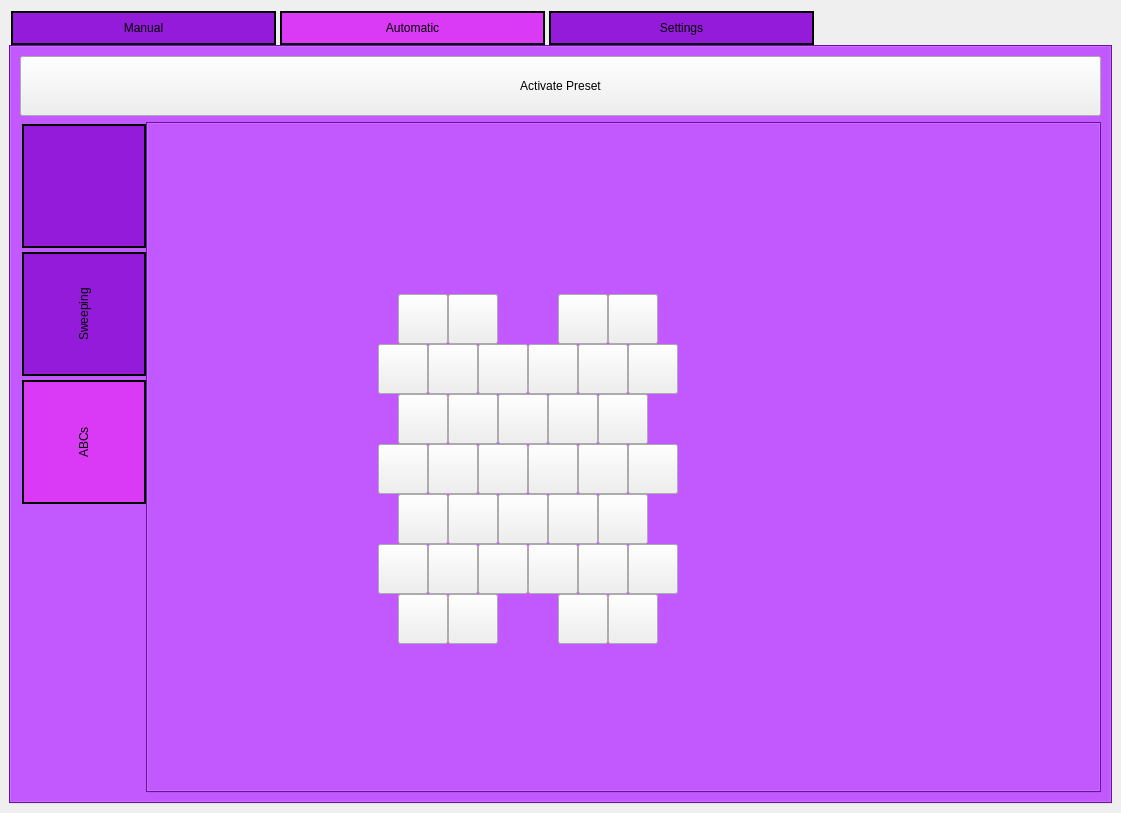
Old version of the form GUI/vr_gui_layout.ui in the repository rschloen/haptic_vr.
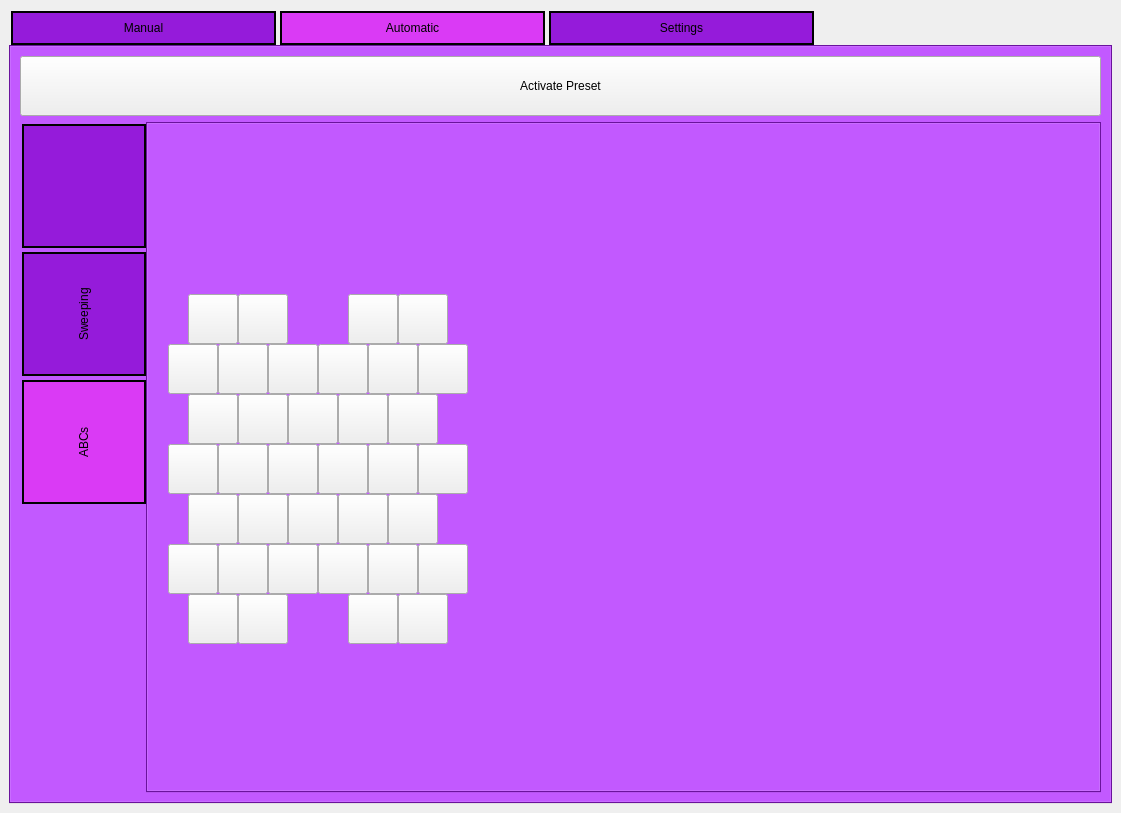
New version of the form. The open tabs and pages were chosen to show the change. Icons and pictures are not drawn.

Commit message:
Fixed serial port finding issue
Will now automatically find and set serial port for current nfc board
(CP2102 USB to UART Bridge Controller)

```diff
--- a/GUI/vr_gui_layout.ui
+++ b/GUI/vr_gui_layout.ui
@@ -1002,26 +1002,10 @@
              <attribute name="title">
               <string>ABCs</string>
              </attribute>
-             <widget class="QPushButton" name="Act18">
-              <property name="geometry">
-               <rect>
-                <x>330</x>
-                <y>320</y>
-                <width>50</width>
-                <height>50</height>
-               </rect>
-              </property>
-              <property name="text">
-               <string/>
-              </property>
-              <property name="checkable">
-               <bool>true</bool>
-              </property>
-             </widget>
              <widget class="QPushButton" name="Act10">
               <property name="geometry">
                <rect>
-                <x>480</x>
+                <x>270</x>
                 <y>220</y>
                 <width>50</width>
                 <height>50</height>
@@ -1040,8 +1024,8 @@
              <widget class="QPushButton" name="Act5">
               <property name="geometry">
                <rect>
-                <x>230</x>
-                <y>220</y>
+                <x>270</x>
+                <y>420</y>
                 <width>50</width>
                 <height>50</height>
                </rect>
@@ -1056,7 +1040,7 @@
              <widget class="QPushButton" name="Act11">
               <property name="geometry">
                <rect>
-                <x>250</x>
+                <x>90</x>
                 <y>270</y>
                 <width>50</width>
                 <height>50</height>
@@ -1072,7 +1056,7 @@
              <widget class="QPushButton" name="Act31">
               <property name="geometry">
                <rect>
-                <x>430</x>
+                <x>120</x>
                 <y>420</y>
                 <width>50</width>
                 <height>50</height>
@@ -1088,55 +1072,7 @@
              <widget class="QPushButton" name="Act2">
               <property name="geometry">
                <rect>
-                <x>300</x>
-                <y>170</y>
-                <width>50</width>
-                <height>50</height>
-               </rect>
-              </property>
-              <property name="text">
-               <string/>
-              </property>
-              <property name="checkable">
-               <bool>true</bool>
-              </property>
-             </widget>
-             <widget class="QPushButton" name="Act33">
-              <property name="geometry">
-               <rect>
-                <x>250</x>
-                <y>470</y>
-                <width>50</width>
-                <height>50</height>
-               </rect>
-              </property>
-              <property name="text">
-               <string/>
-              </property>
-              <property name="checkable">
-               <bool>true</bool>
-              </property>
-             </widget>
-             <widget class="QPushButton" name="Act22">
-              <property name="geometry">
-               <rect>
-                <x>250</x>
-                <y>370</y>
-                <width>50</width>
-                <height>50</height>
-               </rect>
-              </property>
-              <property name="text">
-               <string/>
-              </property>
-              <property name="checkable">
-               <bool>true</bool>
-              </property>
-             </widget>
-             <widget class="QPushButton" name="Act16">
-              <property name="geometry">
-               <rect>
-                <x>230</x>
+                <x>120</x>
                 <y>320</y>
                 <width>50</width>
                 <height>50</height>
@@ -1149,42 +1085,10 @@
                <bool>true</bool>
               </property>
              </widget>
-             <widget class="QPushButton" name="Act25">
-              <property name="geometry">
-               <rect>
-                <x>400</x>
-                <y>370</y>
-                <width>50</width>
-                <height>50</height>
-               </rect>
-              </property>
-              <property name="text">
-               <string/>
-              </property>
-              <property name="checkable">
-               <bool>true</bool>
-              </property>
-             </widget>
-             <widget class="QPushButton" name="Act13">
-              <property name="geometry">
-               <rect>
-                <x>350</x>
-                <y>270</y>
-                <width>50</width>
-                <height>50</height>
-               </rect>
-              </property>
-              <property name="text">
-               <string/>
-              </property>
-              <property name="checkable">
-               <bool>true</bool>
-              </property>
-             </widget>
              <widget class="QPushButton" name="Act30">
               <property name="geometry">
                <rect>
-                <x>380</x>
+                <x>170</x>
                 <y>420</y>
                 <width>50</width>
                 <height>50</height>
@@ -1200,40 +1104,8 @@
              <widget class="QPushButton" name="Act36">
               <property name="geometry">
                <rect>
-                <x>460</x>
-                <y>470</y>
-                <width>50</width>
-                <height>50</height>
-               </rect>
-              </property>
-              <property name="text">
-               <string/>
-              </property>
-              <property name="checkable">
-               <bool>true</bool>
-              </property>
-             </widget>
-             <widget class="QPushButton" name="Act6">
-              <property name="geometry">
-               <rect>
-                <x>280</x>
-                <y>220</y>
-                <width>50</width>
-                <height>50</height>
-               </rect>
-              </property>
-              <property name="text">
-               <string/>
-              </property>
-              <property name="checkable">
-               <bool>true</bool>
-              </property>
-             </widget>
-             <widget class="QPushButton" name="Act24">
-              <property name="geometry">
-               <rect>
-                <x>350</x>
-                <y>370</y>
+                <x>40</x>
+                <y>270</y>
                 <width>50</width>
                 <height>50</height>
                </rect>
@@ -1248,7 +1120,7 @@
              <widget class="QPushButton" name="Act26">
               <property name="geometry">
                <rect>
-                <x>450</x>
+                <x>240</x>
                 <y>370</y>
                 <width>50</width>
                 <height>50</height>
@@ -1264,8 +1136,8 @@
              <widget class="QPushButton" name="Act14">
               <property name="geometry">
                <rect>
-                <x>400</x>
-                <y>270</y>
+                <x>170</x>
+                <y>320</y>
                 <width>50</width>
                 <height>50</height>
                </rect>
@@ -1277,93 +1149,10 @@
                <bool>true</bool>
               </property>
              </widget>
-             <widget class="QPushButton" name="Act4">
-              <property name="geometry">
-               <rect>
-                <x>460</x>
-                <y>170</y>
-                <width>50</width>
-                <height>50</height>
-               </rect>
-              </property>
-              <property name="text">
-               <string/>
-              </property>
-              <property name="checkable">
-               <bool>true</bool>
-              </property>
-             </widget>
-             <widget class="QPushButton" name="Act29">
-              <property name="geometry">
-               <rect>
-                <x>330</x>
-                <y>420</y>
-                <width>50</width>
-                <height>50</height>
-               </rect>
-              </property>
-              <property name="text">
-               <string/>
-              </property>
-              <property name="checkable">
-               <bool>true</bool>
-              </property>
-             </widget>
-             <widget class="QPushButton" name="Act9">
-              <property name="geometry">
-               <rect>
-                <x>430</x>
-                <y>220</y>
-                <width>50</width>
-                <height>50</height>
-               </rect>
-              </property>
-              <property name="text">
-               <string/>
-              </property>
-              <property name="checkable">
-               <bool>true</bool>
-              </property>
-             </widget>
-             <widget class="QPushButton" name="Act34">
-              <property name="geometry">
-               <rect>
-                <x>300</x>
-                <y>470</y>
-                <width>50</width>
-                <height>50</height>
-               </rect>
-              </property>
-              <property name="text">
-               <string/>
-              </property>
-              <property name="checkable">
-               <bool>true</bool>
-              </property>
-             </widget>
-             <widget class="QPushButton" name="Act12">
-              <property name="geometry">
-               <rect>
-                <x>300</x>
-                <y>270</y>
-                <width>50</width>
-                <height>50</height>
-               </rect>
-              </property>
-              <property name="text">
-               <string/>
-              </property>
-              <property name="checkable">
-               <bool>true</bool>
-              </property>
-              <property name="checked">
-               <bool>false</bool>
-              </property>
-             </widget>
              <widget class="QPushButton" name="Act8">
               <property name="geometry">
                <rect>
-                <x>380</x>
+                <x>170</x>
                 <y>220</y>
                 <width>50</width>
                 <height>50</height>
@@ -1385,7 +1174,7 @@
              <widget class="QPushButton" name="Act23">
               <property name="geometry">
                <rect>
-                <x>300</x>
+                <x>140</x>
                 <y>370</y>
                 <width>50</width>
                 <height>50</height>
@@ -1401,40 +1190,8 @@
              <widget class="QPushButton" name="Act28">
               <property name="geometry">
                <rect>
-                <x>280</x>
-                <y>420</y>
-                <width>50</width>
-                <height>50</height>
-               </rect>
-              </property>
-              <property name="text">
-               <string/>
-              </property>
-              <property name="checkable">
-               <bool>true</bool>
-              </property>
-             </widget>
-             <widget class="QPushButton" name="Act7">
-              <property name="geometry">
-               <rect>
-                <x>330</x>
-                <y>220</y>
-                <width>50</width>
-                <height>50</height>
-               </rect>
-              </property>
-              <property name="text">
-               <string/>
-              </property>
-              <property name="checkable">
-               <bool>true</bool>
-              </property>
-             </widget>
-             <widget class="QPushButton" name="Act20">
-              <property name="geometry">
-               <rect>
-                <x>430</x>
-                <y>320</y>
+                <x>140</x>
+                <y>270</y>
                 <width>50</width>
                 <height>50</height>
                </rect>
@@ -1449,7 +1206,7 @@
              <widget class="QPushButton" name="Act27">
               <property name="geometry">
                <rect>
-                <x>230</x>
+                <x>20</x>
                 <y>420</y>
                 <width>50</width>
                 <height>50</height>
@@ -1462,10 +1219,26 @@
                <bool>true</bool>
               </property>
              </widget>
+             <widget class="QPushButton" name="Act2">
+              <property name="geometry">
+               <rect>
+                <x>90</x>
+                <y>170</y>
+                <width>50</width>
+                <height>50</height>
+               </rect>
+              </property>
+              <property name="text">
+               <string/>
+              </property>
+              <property name="checkable">
+               <bool>true</bool>
+              </property>
+             </widget>
              <widget class="QPushButton" name="Act21">
               <property name="geometry">
                <rect>
-                <x>480</x>
+                <x>270</x>
                 <y>320</y>
                 <width>50</width>
                 <height>50</height>
@@ -1478,10 +1251,42 @@
                <bool>true</bool>
               </property>
              </widget>
+             <widget class="QPushButton" name="Act9">
+              <property name="geometry">
+               <rect>
+                <x>220</x>
+                <y>220</y>
+                <width>50</width>
+                <height>50</height>
+               </rect>
+              </property>
+              <property name="text">
+               <string/>
+              </property>
+              <property name="checkable">
+               <bool>true</bool>
+              </property>
+             </widget>
+             <widget class="QPushButton" name="Act33">
+              <property name="geometry">
+               <rect>
+                <x>40</x>
+                <y>470</y>
+                <width>50</width>
+                <height>50</height>
+               </rect>
+              </property>
+              <property name="text">
+               <string/>
+              </property>
+              <property name="checkable">
+               <bool>true</bool>
+              </property>
+             </widget>
              <widget class="QPushButton" name="Act15">
               <property name="geometry">
                <rect>
-                <x>450</x>
+                <x>240</x>
                 <y>270</y>
                 <width>50</width>
                 <height>50</height>
@@ -1494,10 +1299,90 @@
                <bool>true</bool>
               </property>
              </widget>
+             <widget class="QPushButton" name="Act16">
+              <property name="geometry">
+               <rect>
+                <x>20</x>
+                <y>320</y>
+                <width>50</width>
+                <height>50</height>
+               </rect>
+              </property>
+              <property name="text">
+               <string/>
+              </property>
+              <property name="checkable">
+               <bool>true</bool>
+              </property>
+             </widget>
+             <widget class="QPushButton" name="Act6">
+              <property name="geometry">
+               <rect>
+                <x>70</x>
+                <y>220</y>
+                <width>50</width>
+                <height>50</height>
+               </rect>
+              </property>
+              <property name="text">
+               <string/>
+              </property>
+              <property name="checkable">
+               <bool>true</bool>
+              </property>
+             </widget>
+             <widget class="QPushButton" name="Act5">
+              <property name="geometry">
+               <rect>
+                <x>20</x>
+                <y>220</y>
+                <width>50</width>
+                <height>50</height>
+               </rect>
+              </property>
+              <property name="text">
+               <string/>
+              </property>
+              <property name="checkable">
+               <bool>true</bool>
+              </property>
+             </widget>
+             <widget class="QPushButton" name="Act22">
+              <property name="geometry">
+               <rect>
+                <x>40</x>
+                <y>370</y>
+                <width>50</width>
+                <height>50</height>
+               </rect>
+              </property>
+              <property name="text">
+               <string/>
+              </property>
+              <property name="checkable">
+               <bool>true</bool>
+              </property>
+             </widget>
+             <widget class="QPushButton" name="Act35">
+              <property name="geometry">
+               <rect>
+                <x>200</x>
+                <y>470</y>
+                <width>50</width>
+                <height>50</height>
+               </rect>
+              </property>
+              <property name="text">
+               <string/>
+              </property>
+              <property name="checkable">
+               <bool>true</bool>
+              </property>
+             </widget>
              <widget class="QPushButton" name="Act1">
               <property name="geometry">
                <rect>
-                <x>250</x>
+                <x>40</x>
                 <y>170</y>
                 <width>50</width>
                 <height>50</height>
@@ -1522,24 +1407,8 @@
              <widget class="QPushButton" name="Act19">
               <property name="geometry">
                <rect>
-                <x>380</x>
-                <y>320</y>
-                <width>50</width>
-                <height>50</height>
-               </rect>
-              </property>
-              <property name="text">
-               <string/>
-              </property>
-              <property name="checkable">
-               <bool>true</bool>
-              </property>
-             </widget>
-             <widget class="QPushButton" name="Act35">
-              <property name="geometry">
-               <rect>
-                <x>410</x>
-                <y>470</y>
+                <x>250</x>
+                <y>170</y>
                 <width>50</width>
                 <height>50</height>
                </rect>
@@ -1554,7 +1423,71 @@
              <widget class="QPushButton" name="Act17">
               <property name="geometry">
                <rect>
-                <x>280</x>
+                <x>70</x>
+                <y>320</y>
+                <width>50</width>
+                <height>50</height>
+               </rect>
+              </property>
+              <property name="text">
+               <string/>
+              </property>
+              <property name="checkable">
+               <bool>true</bool>
+              </property>
+             </widget>
+             <widget class="QPushButton" name="Act14">
+              <property name="geometry">
+               <rect>
+                <x>190</x>
+                <y>270</y>
+                <width>50</width>
+                <height>50</height>
+               </rect>
+              </property>
+              <property name="text">
+               <string/>
+              </property>
+              <property name="checkable">
+               <bool>true</bool>
+              </property>
+             </widget>
+             <widget class="QPushButton" name="Act23">
+              <property name="geometry">
+               <rect>
+                <x>90</x>
+                <y>370</y>
+                <width>50</width>
+                <height>50</height>
+               </rect>
+              </property>
+              <property name="text">
+               <string/>
+              </property>
+              <property name="checkable">
+               <bool>true</bool>
+              </property>
+             </widget>
+             <widget class="QPushButton" name="Act7">
+              <property name="geometry">
+               <rect>
+                <x>120</x>
+                <y>220</y>
+                <width>50</width>
+                <height>50</height>
+               </rect>
+              </property>
+              <property name="text">
+               <string/>
+              </property>
+              <property name="checkable">
+               <bool>true</bool>
+              </property>
+             </widget>
+             <widget class="QPushButton" name="Act20">
+              <property name="geometry">
+               <rect>
+                <x>220</x>
                 <y>320</y>
                 <width>50</width>
                 <height>50</height>
@@ -1570,7 +1503,7 @@
              <widget class="QPushButton" name="Act3">
               <property name="geometry">
                <rect>
-                <x>410</x>
+                <x>200</x>
                 <y>170</y>
                 <width>50</width>
                 <height>50</height>
@@ -1592,7 +1525,71 @@
              <widget class="QPushButton" name="Act32">
               <property name="geometry">
                <rect>
-                <x>480</x>
+                <x>250</x>
+                <y>470</y>
+                <width>50</width>
+                <height>50</height>
+               </rect>
+              </property>
+              <property name="text">
+               <string/>
+              </property>
+              <property name="checkable">
+               <bool>true</bool>
+              </property>
+             </widget>
+             <widget class="QPushButton" name="Act25">
+              <property name="geometry">
+               <rect>
+                <x>190</x>
+                <y>370</y>
+                <width>50</width>
+                <height>50</height>
+               </rect>
+              </property>
+              <property name="text">
+               <string/>
+              </property>
+              <property name="checkable">
+               <bool>true</bool>
+              </property>
+             </widget>
+             <widget class="QPushButton" name="Act31">
+              <property name="geometry">
+               <rect>
+                <x>220</x>
+                <y>420</y>
+                <width>50</width>
+                <height>50</height>
+               </rect>
+              </property>
+              <property name="text">
+               <string/>
+              </property>
+              <property name="checkable">
+               <bool>true</bool>
+              </property>
+             </widget>
+             <widget class="QPushButton" name="Act34">
+              <property name="geometry">
+               <rect>
+                <x>90</x>
+                <y>470</y>
+                <width>50</width>
+                <height>50</height>
+               </rect>
+              </property>
+              <property name="text">
+               <string/>
+              </property>
+              <property name="checkable">
+               <bool>true</bool>
+              </property>
+             </widget>
+             <widget class="QPushButton" name="Act28">
+              <property name="geometry">
+               <rect>
+                <x>70</x>
                 <y>420</y>
                 <width>50</width>
                 <height>50</height>
```
Left out of the diff: 25 changed lines with no effect on the pictures. The commit also changes 2 other files.
